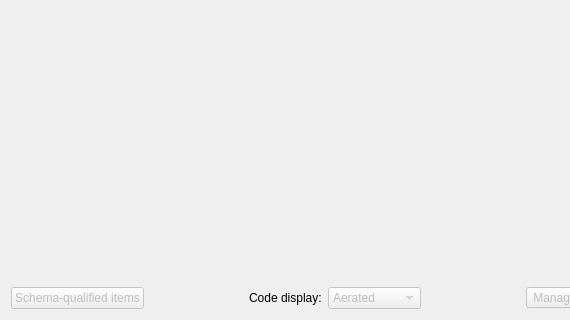
The window that libpgmodeler_ui/ui/querybuildersqlwidget.ui (pgmodeler/pgmodeler) describes before a commit, drawn with Qt 5; both pictures show x 0 to 570 and y 144 to 464 of the 670 by 464 pixel window.
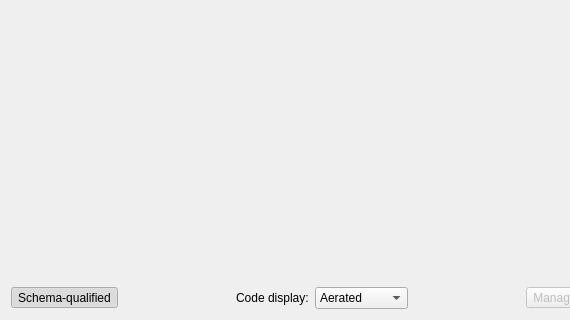
The same window after the commit. Icons and pictures are not drawn.

Commit message: SQL : enable condensed mode, and schema-qualified-tables toggle

Patch:
```diff
--- a/libpgmodeler_ui/ui/querybuildersqlwidget.ui
+++ b/libpgmodeler_ui/ui/querybuildersqlwidget.ui
@@ -27,12 +27,18 @@
    <item row="2" column="0" colspan="2">
     <layout class="QHBoxLayout" name="horizontalLayout_2">
      <item>
-      <widget class="QPushButton" name="schem_qualif_pb">
+      <widget class="QToolButton" name="schem_qualif_tb">
        <property name="enabled">
-        <bool>false</bool>
+        <bool>true</bool>
        </property>
        <property name="text">
-        <string>Schema-qualified items</string>
+        <string>Schema-qualified</string>
+       </property>
+       <property name="checkable">
+        <bool>true</bool>
+       </property>
+       <property name="checked">
+        <bool>true</bool>
        </property>
       </widget>
      </item>
@@ -59,7 +65,7 @@
      <item>
       <widget class="QComboBox" name="code_options_cmb">
        <property name="enabled">
-        <bool>false</bool>
+        <bool>true</bool>
        </property>
        <property name="sizePolicy">
         <sizepolicy hsizetype="Fixed" vsizetype="Fixed">
```
Left out of the diff: 20 changed lines with no effect on the pictures. The commit also changes 6 other files.
